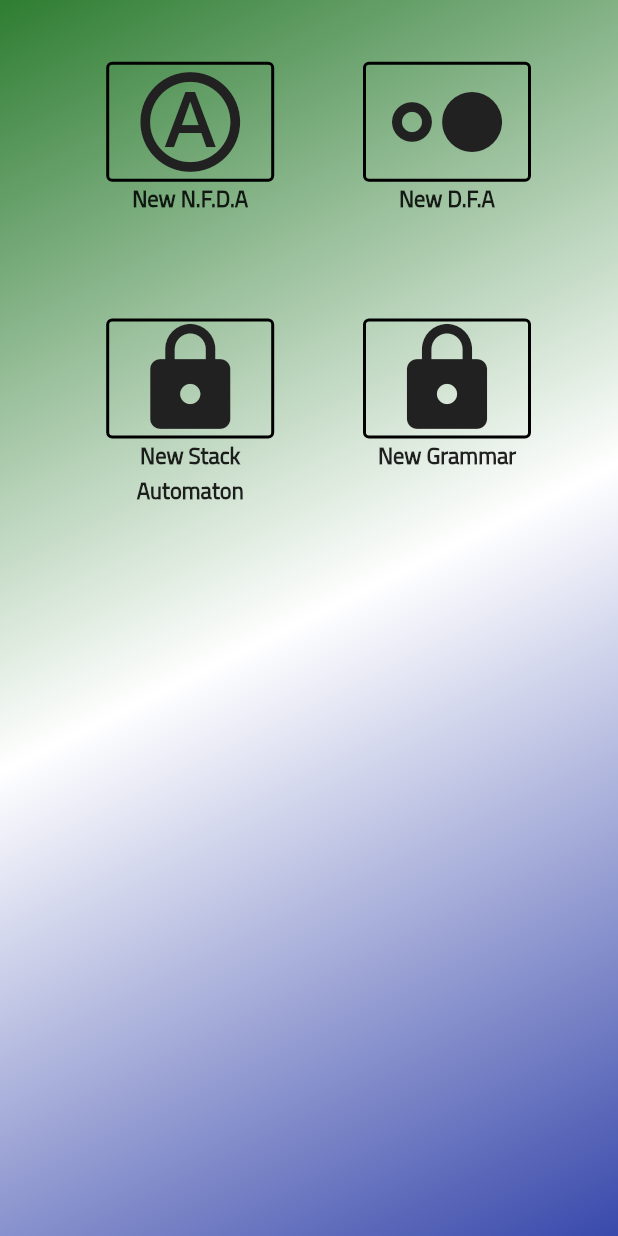
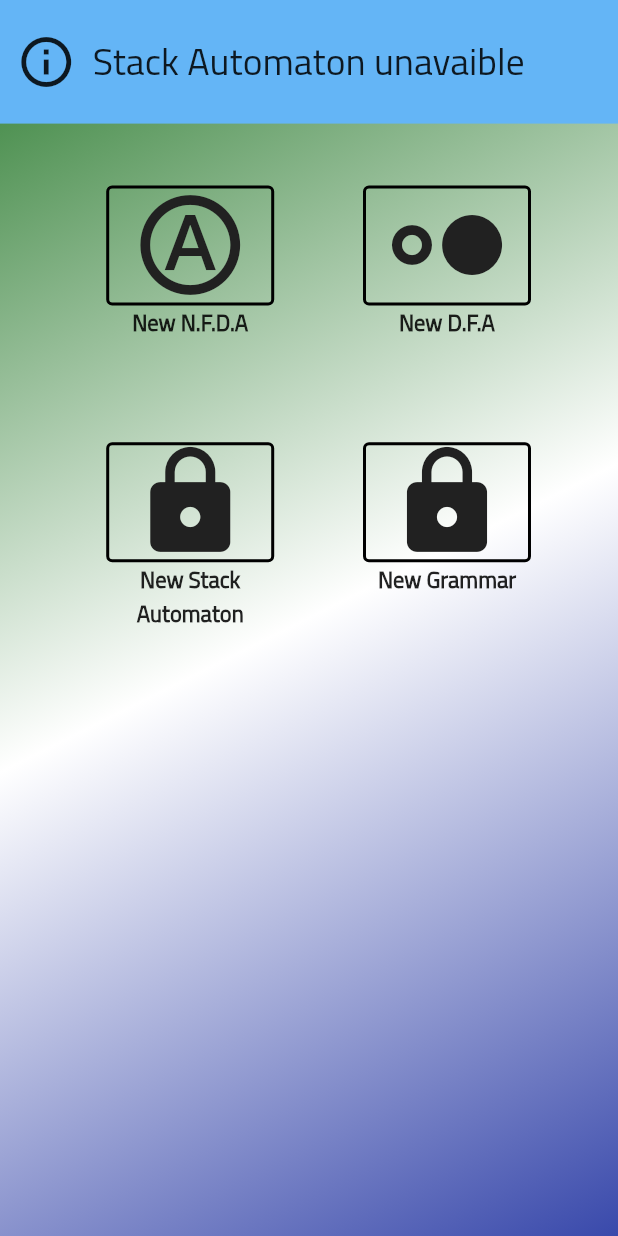
Before and after one commit to marceloarauj/AutomatonStudio, a Flutter app: the ProjectsView screen opened by its route, after a tap on the "lock" icon, on a phone screen of 412 x 824 dp. Run offline on Flutter 3.47's test engine with Material 2 defaults, Android fonts, the phone set to English and light mode, and no system bars; our stand-ins replace shared_preferences; missing offline and left inert: arrow_path, country_icons; accounts and stored records are empty.

Commit message:
Alertas pt 2

```diff
--- a/lib/components/Alert.dart
+++ b/lib/components/Alert.dart
@@ -3,11 +3,12 @@ import 'dart:async';
 import 'package:flutter/material.dart';
 
 class Alert extends StatefulWidget {
-  Alert({ Key? key, required this.type, required this.text, required this.show}) : super(key: key);
+  Alert({ Key? key, required this.type, required this.text, required this.show, required this.alertCallback}) : super(key: key);
 
   final AlertType type;
   final String text;
   final bool show;
+  Function alertCallback;
 
   @override
   _AlertState createState() => _AlertState();
@@ -22,6 +23,8 @@ class _AlertState extends State<Alert> {
 
     if(!widget.show)
       return Container();
+
+    widget.alertCallback();
 
     switch (widget.type) {
       case AlertType.Error: return Error(width,height);
--- a/lib/configurations/Language.dart
+++ b/lib/configurations/Language.dart
@@ -3,6 +3,7 @@ import 'package:country_icons/country_icons.dart';
 
 class Language {
 
+  // options
   static LanguageEnum selected = LanguageEnum.English;
   static Image selectedIcon = Image.asset('icons/flags/png/gb.png', package: 'country_icons');
   static String newProject = "New Project";
@@ -15,6 +16,10 @@ class Language {
   static String fnda  = "New N.F.D.A";
   static String stackFda = "New Stack Automaton";
   static String grammar = "New Grammar";
+
+  //alerts
+  static String alertGrammar = "Grammar unavaible";
+  static String alertStackAutomaton = "Stack Automaton unavaible";
 
   static void changeLanguage(LanguageEnum language){
 
@@ -31,6 +36,8 @@ class Language {
         fnda  = "Novo A.F.N.D";
         stackFda = "Novo Autômato com pilha";
         grammar = "Nova Gramática";
+        alertGrammar = "Gramática indisponível";
+        alertStackAutomaton = "Autômato com pilha indisponível";
 
         Language.selectedIcon =  Image.asset('icons/flags/png/br.png', package: 'country_icons');
         selected = LanguageEnum.Portuguese;
@@ -47,6 +54,9 @@ class Language {
         fnda  = "New N.F.D.A";
         stackFda = "New Stack Automaton";
         grammar = "New Grammar";
+        alertGrammar = "Grammar unavaible";
+        alertStackAutomaton = "Stack Automaton unavaible";
+
 
         selectedIcon =  Image.asset('icons/flags/png/gb.png', package: 'country_icons');
         selected = LanguageEnum.English;
--- a/lib/project/Projects.Rules.dart
+++ b/lib/project/Projects.Rules.dart
@@ -1,9 +1,33 @@
+import 'dart:async';
+
 import 'package:flutter/cupertino.dart';
 
+import 'Projects.View.dart';
+
 class ProjectsRules {
+
+
+  bool showAlert = false;
+  String text = '';
+  Timer? timer;
 
   Function newFiniteDeterministicAutomaton(BuildContext context){
     return () =>  Navigator.pushNamed(context, '/fda');
   }
 
+  Function alertTimer(State<ProjectsView> state){
+    return (){
+
+      if(timer != null && timer!.isActive){
+        timer!.cancel();
+      }
+
+      timer = Timer(Duration(seconds:5), (){
+        state.setState(() {
+          showAlert = false;
+        });
+      });
+
+    };
+  }
 }
--- a/lib/project/Projects.View.dart
+++ b/lib/project/Projects.View.dart
@@ -18,7 +18,6 @@ class _ProjectsViewState extends State<ProjectsView> {
   }
 
   ProjectsRules _rules = ProjectsRules();
-  bool showAlert = false;
 
   @override
   Widget build(BuildContext context) {
@@ -37,7 +36,7 @@ class _ProjectsViewState extends State<ProjectsView> {
                 Colors.indigo.shade600
               ])),
           child: Column(children: [
-            Alert(show:showAlert, text: 'Um AFD requer um estado inicial',type: AlertType.Info),
+            Alert(show:_rules.showAlert, text: _rules.text,type: AlertType.Info,alertCallback: _rules.alertTimer(this)),
             Padding(
                 padding: EdgeInsets.only(top: fivePercent()),
                 child: Row(children: [
@@ -65,7 +64,10 @@ class _ProjectsViewState extends State<ProjectsView> {
                       padding: EdgeInsets.only(left: fivePercent() * 1.5),
                       child: MenuButton(
                         icon: Icons.lock,
-                        fx: null,
+                        fx: () =>{setState(()=>{
+                          _rules.showAlert = true,
+                          _rules.text = Language.alertStackAutomaton
+                        })},
                         label: Language.stackFda,
                       )),
                   Padding(
@@ -74,7 +76,8 @@ class _ProjectsViewState extends State<ProjectsView> {
                         MenuButton(
                           icon: Icons.lock,
                           fx: () =>{setState(()=>{
-                            this.showAlert = !showAlert
+                            _rules.showAlert = true,
+                            _rules.text = Language.alertGrammar
                           })},
                           label: Language.grammar,
                         )
```
